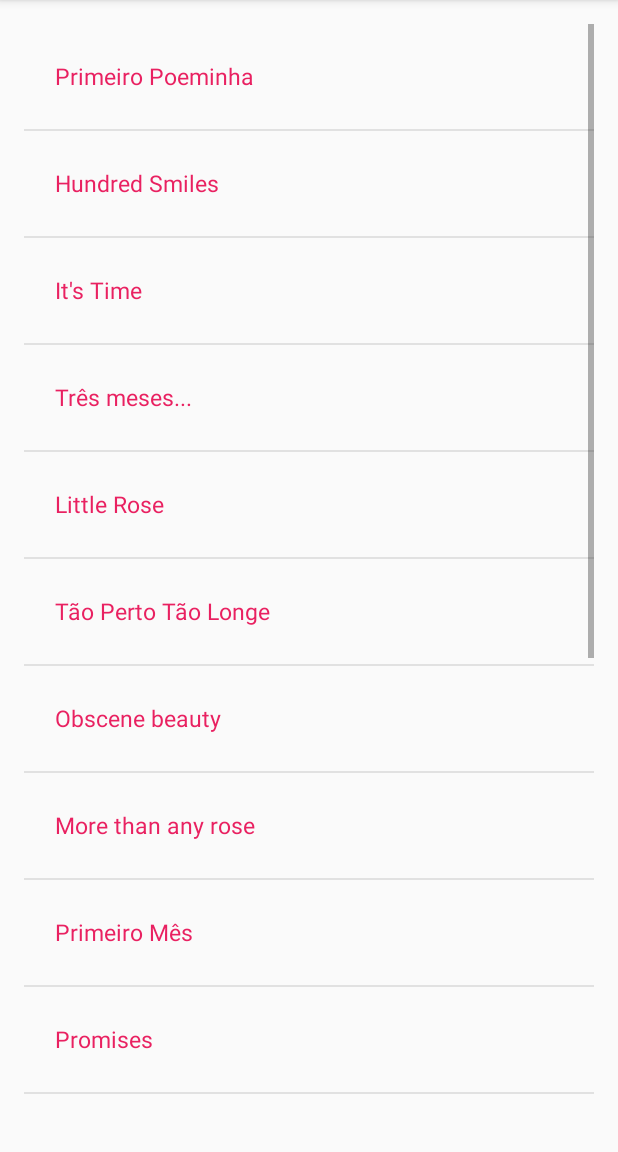
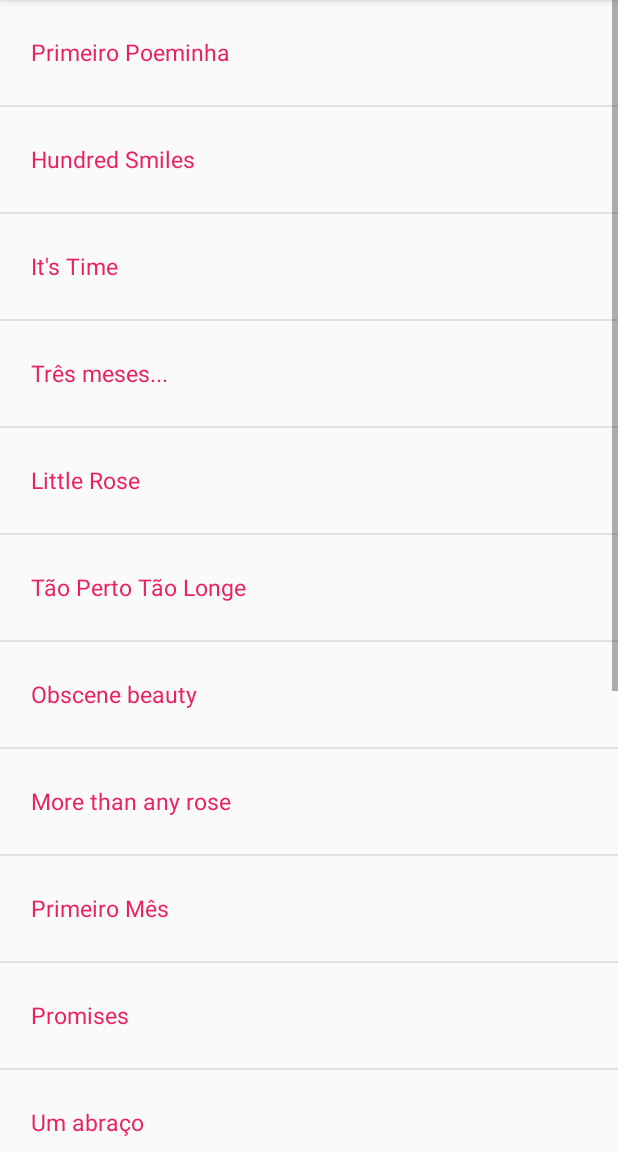
Before and after one commit to othman853/misterious-app, an Android app: the screen it shows after launch (MainActivity), in the side drawer, after a tap on "Poesias", on a phone screen of 412 x 824 dp, the part 84-1236 px from its top. Run offline under Robolectric (Android 15) with nearby library versions, the phone set to English and light mode, and no system bars.

Commit message:
Fixing fragment container margins

```diff
--- a/app/src/main/res/layout/content_main.xml
+++ b/app/src/main/res/layout/content_main.xml
@@ -2,14 +2,11 @@
 <RelativeLayout
     xmlns:android="http://schemas.android.com/apk/res/android"
     xmlns:tools="http://schemas.android.com/tools"
-    xmlns:app="http://schemas.android.com/apk/res-auto" android:layout_width="match_parent"
+    xmlns:app="http://schemas.android.com/apk/res-auto"
+    android:layout_width="match_parent"
     android:id="@+id/main_content"
     android:layout_height="match_parent"
     android:gravity="center_horizontal"
-    android:paddingLeft="@dimen/activity_horizontal_margin"
-    android:paddingRight="@dimen/activity_horizontal_margin"
-    android:paddingTop="@dimen/activity_vertical_margin"
-    android:paddingBottom="@dimen/activity_vertical_margin"
     app:layout_behavior="@string/appbar_scrolling_view_behavior" tools:showIn="@layout/app_bar_main"
     tools:context=".MainActivity">
 
```
